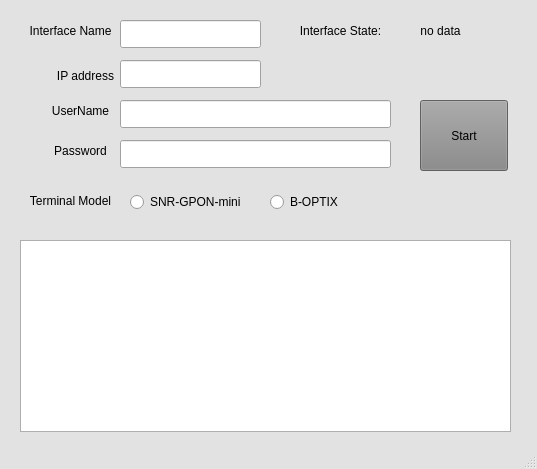
This is format_vendor_id.ui in freexrunner/FormatVendorID as Qt 5 draws it before an edit. The edited form follows.
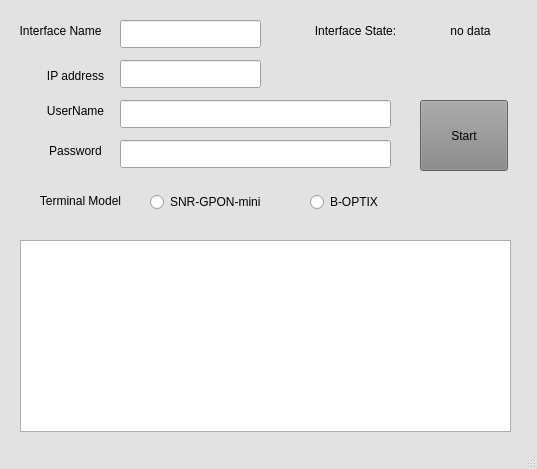
This is the edited form.

```diff
--- a/format_vendor_id.ui
+++ b/format_vendor_id.ui
@@ -459,9 +459,9 @@
    <widget class="QLabel" name="label">
     <property name="geometry">
      <rect>
-      <x>50</x>
+      <x>30</x>
       <y>65</y>
-      <width>71</width>
+      <width>91</width>
       <height>21</height>
      </rect>
     </property>
@@ -491,9 +491,9 @@
    <widget class="QLabel" name="label_2">
     <property name="geometry">
      <rect>
-      <x>40</x>
+      <x>30</x>
       <y>100</y>
-      <width>81</width>
+      <width>91</width>
       <height>21</height>
      </rect>
     </property>
@@ -527,9 +527,9 @@
    <widget class="QLabel" name="label_3">
     <property name="geometry">
      <rect>
-      <x>40</x>
+      <x>30</x>
       <y>140</y>
-      <width>81</width>
+      <width>91</width>
       <height>21</height>
      </rect>
     </property>
@@ -543,9 +543,9 @@
    <widget class="QLabel" name="label_4">
     <property name="geometry">
      <rect>
-      <x>20</x>
+      <x>10</x>
       <y>190</y>
-      <width>101</width>
+      <width>141</width>
       <height>21</height>
      </rect>
     </property>
@@ -559,9 +559,9 @@
    <widget class="QRadioButton" name="model_snr">
     <property name="geometry">
      <rect>
-      <x>130</x>
+      <x>150</x>
       <y>190</y>
-      <width>131</width>
+      <width>151</width>
       <height>24</height>
      </rect>
     </property>
@@ -572,7 +572,7 @@
    <widget class="QRadioButton" name="model_bo">
     <property name="geometry">
      <rect>
-      <x>270</x>
+      <x>310</x>
       <y>190</y>
       <width>131</width>
       <height>24</height>
@@ -598,9 +598,9 @@
    <widget class="QLabel" name="label_5">
     <property name="geometry">
      <rect>
-      <x>20</x>
+      <x>0</x>
       <y>20</y>
-      <width>101</width>
+      <width>121</width>
       <height>21</height>
      </rect>
     </property>
@@ -616,7 +616,7 @@
      <rect>
       <x>290</x>
       <y>20</y>
-      <width>101</width>
+      <width>131</width>
       <height>21</height>
      </rect>
     </property>
@@ -630,7 +630,7 @@
    <widget class="QLabel" name="int_state">
     <property name="geometry">
      <rect>
-      <x>390</x>
+      <x>420</x>
       <y>20</y>
       <width>101</width>
       <height>21</height>
```
